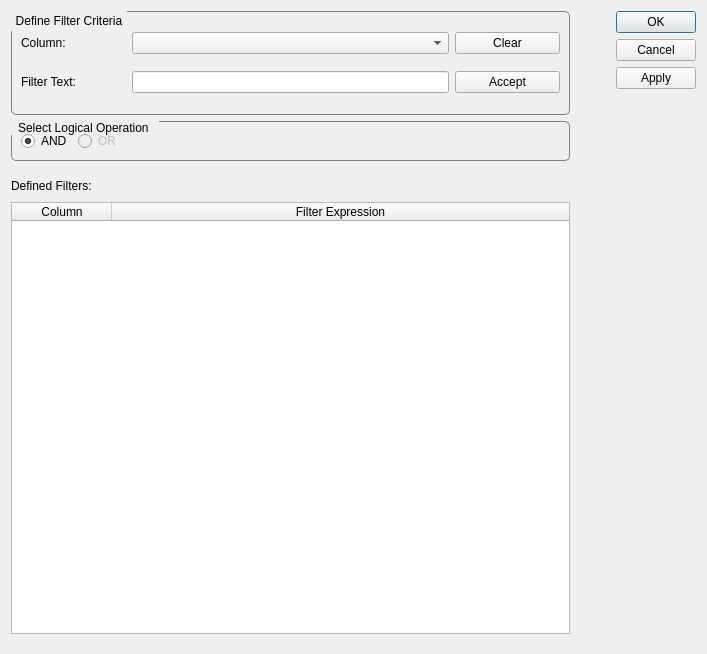
First picture: the form in widgets/MetricViewFilterDialog.ui, repository OpenSpeedShop/cbtf-argonavis-gui, before the edit.
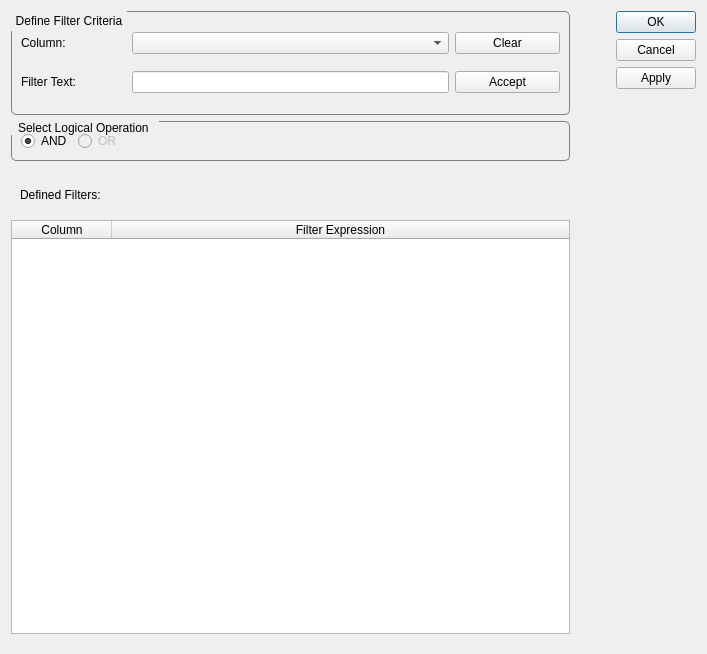
Second picture: the form after the edit.

Commit message: Last snapshot of user specified metric view filters. Added buttons to Metric Table View to 'Apply Filters' and 'Clear Filters'.  The AND operation of filter criteria is implemented at this point but not OR operation.  This snapshot will undergo more stringent testing.

The edit to the form file:
```diff
--- a/widgets/MetricViewFilterDialog.ui
+++ b/widgets/MetricViewFilterDialog.ui
@@ -182,6 +182,7 @@
          <number>0</number>
         </property>
         <item>
+         <widget class="QFrame" name="frame_DefinedFilters_2">
          <layout class="QHBoxLayout" name="horizontalLayout_3">
           <item>
            <widget class="QLabel" name="label">
@@ -204,6 +205,7 @@
            </spacer>
           </item>
          </layout>
+         </widget>
         </item>
         <item>
          <widget class="QTableWidget" name="tableWidget_DefinedFilters">
```
Left out of the diff: 3 changed lines with no effect on the pictures. Lines whose indentation alone changed are shown as unchanged. The commit also changes 4 other files.
